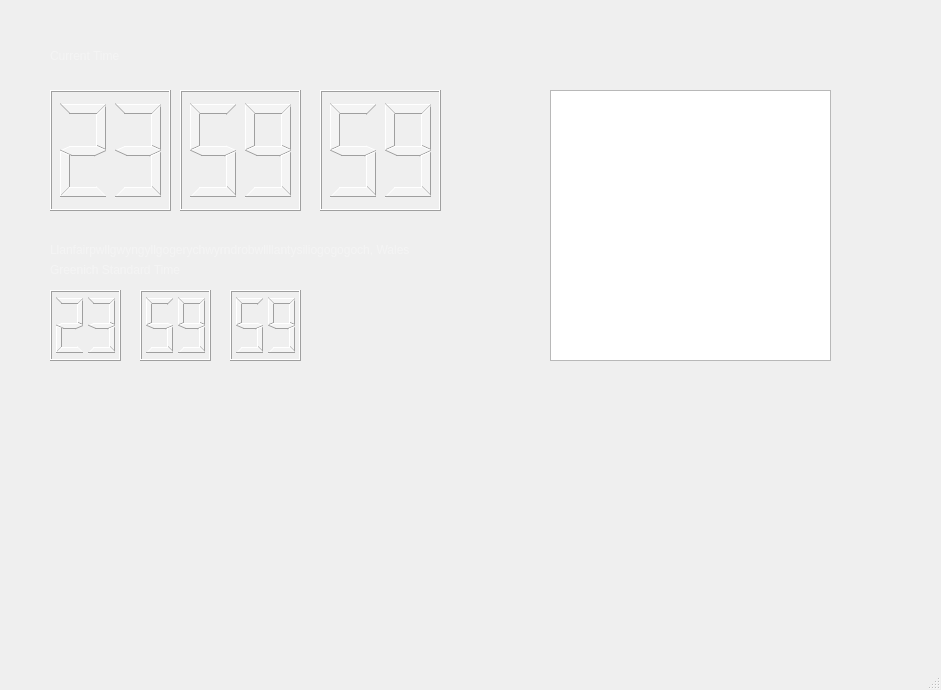
Qt form dashboardwindow.ui (blakefuller/InfoDashboard) before a commit.
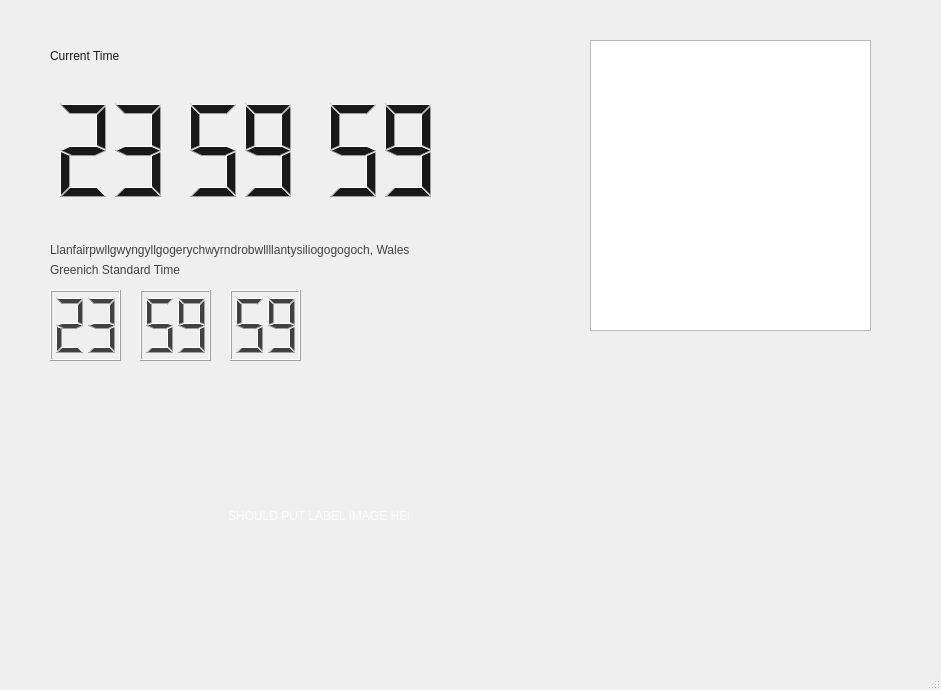
The same form after that commit.

Commit message: Finished current time and world time clock, now just to work on UI design!

Patch:
```diff
--- a/dashboardwindow.ui
+++ b/dashboardwindow.ui
@@ -14,7 +14,7 @@
    <string>DashboardWindow</string>
   </property>
   <property name="styleSheet">
-   <string notr="true">color: rgb(244, 244, 244);</string>
+   <string notr="true">color: rgb(252, 252, 252);</string>
   </property>
   <widget class="QWidget" name="centralwidget">
    <widget class="QLCDNumber" name="hourLCD">
@@ -26,6 +26,12 @@
       <height>121</height>
      </rect>
     </property>
+    <property name="styleSheet">
+     <string notr="true">color: rgb(25, 25, 25);</string>
+    </property>
+    <property name="frameShape">
+     <enum>QFrame::NoFrame</enum>
+    </property>
     <property name="digitCount">
      <number>2</number>
     </property>
@@ -43,7 +49,8 @@
      </rect>
     </property>
     <property name="styleSheet">
-     <string notr="true">font: 6pt &quot;MS Shell Dlg 2&quot;;</string>
+     <string notr="true">font: 8pt &quot;MS Shell Dlg 2&quot;;
+color: rgb(65, 65, 65);</string>
     </property>
     <property name="text">
      <string>Llanfair­pwllgwyngyll­gogery­chwyrn­drobwll­llan­tysilio­gogo­goch, Wales</string>
@@ -59,7 +66,8 @@
      </rect>
     </property>
     <property name="styleSheet">
-     <string notr="true">font: 14pt &quot;MS Shell Dlg 2&quot;;</string>
+     <string notr="true">font: 14pt &quot;MS Shell Dlg 2&quot;;
+color: rgb(25, 25, 25);</string>
     </property>
     <property name="text">
      <string>Current Time</string>
@@ -74,6 +82,12 @@
       <height>121</height>
      </rect>
     </property>
+    <property name="styleSheet">
+     <string notr="true">color: rgb(25, 25, 25);</string>
+    </property>
+    <property name="frameShape">
+     <enum>QFrame::NoFrame</enum>
+    </property>
     <property name="digitCount">
      <number>2</number>
     </property>
@@ -90,6 +104,12 @@
       <height>121</height>
      </rect>
     </property>
+    <property name="styleSheet">
+     <string notr="true">color: rgb(25, 25, 25);</string>
+    </property>
+    <property name="frameShape">
+     <enum>QFrame::NoFrame</enum>
+    </property>
     <property name="digitCount">
      <number>2</number>
     </property>
@@ -109,6 +129,9 @@
       <height>71</height>
      </rect>
     </property>
+    <property name="styleSheet">
+     <string notr="true">color: rgb(65, 65, 65);</string>
+    </property>
     <property name="digitCount">
      <number>2</number>
     </property>
@@ -125,6 +148,9 @@
       <height>71</height>
      </rect>
     </property>
+    <property name="styleSheet">
+     <string notr="true">color: rgb(65, 65, 65);</string>
+    </property>
     <property name="digitCount">
      <number>2</number>
     </property>
@@ -141,6 +167,9 @@
       <height>71</height>
      </rect>
     </property>
+    <property name="styleSheet">
+     <string notr="true">color: rgb(65, 65, 65);</string>
+    </property>
     <property name="digitCount">
      <number>2</number>
     </property>
@@ -158,8 +187,8 @@
      </rect>
     </property>
     <property name="styleSheet">
-     <string notr="true">font: 6pt &quot;MS Shell Dlg 2&quot;;
-font: 75 8pt &quot;MS Shell Dlg 2&quot;;</string>
+     <string notr="true">font: 8pt &quot;MS Shell Dlg 2&quot;;
+color: rgb(65, 65, 65);</string>
     </property>
     <property name="text">
      <string>Greenich Standard Time</string>
@@ -168,13 +197,31 @@
    <widget class="QTableView" name="todolist">
     <property name="geometry">
      <rect>
-      <x>550</x>
-      <y>90</y>
+      <x>590</x>
+      <y>40</y>
       <width>281</width>
-      <height>271</height>
+      <height>291</height>
      </rect>
     </property>
    </widget>
+   <widget class="QLabel" name="label">
+    <property name="geometry">
+     <rect>
+      <x>228</x>
+      <y>460</y>
+      <width>181</width>
+      <height>111</height>
+     </rect>
+    </property>
+    <property name="styleSheet">
+     <string notr="true">alternate-background-color: transparent;
+backgounrd-color:transparent;
+selection-color: transparent;</string>
+    </property>
+    <property name="text">
+     <string>SHOULD PUT LABEL IMAGE HERE</string>
+    </property>
+   </widget>
   </widget>
   <widget class="QMenuBar" name="menubar">
    <property name="geometry">
```
The commit also changes 3 other files.
